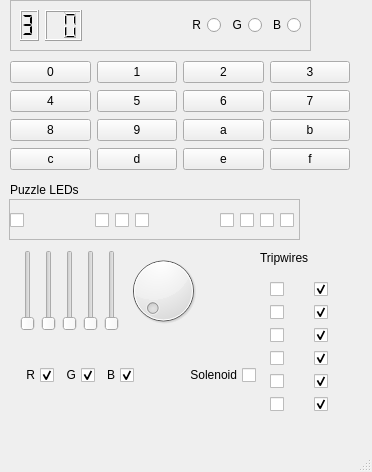
Above: qt/qt_graphics.ui from Akm0d/project_theseus before the change. Below: the same form after it.
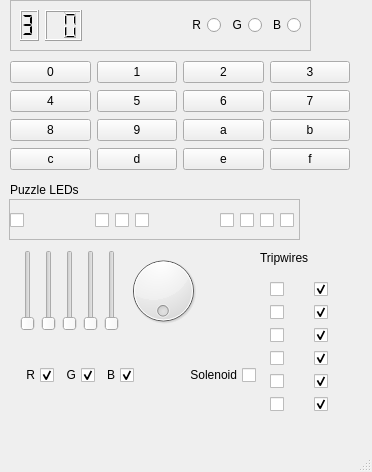
That is the form after the change.

Commit message: Connected rotary encoder

Patch:
```diff
--- a/qt/qt_graphics.ui
+++ b/qt/qt_graphics.ui
@@ -226,7 +226,10 @@
       <item>
        <widget class="QDial" name="dial">
         <property name="maximum">
-         <number>4</number>
+            <number>360</number>
+        </property>
+           <property name="wrapping">
+               <bool>true</bool>
         </property>
        </widget>
       </item>
```
The commit also changes 2 other files.
